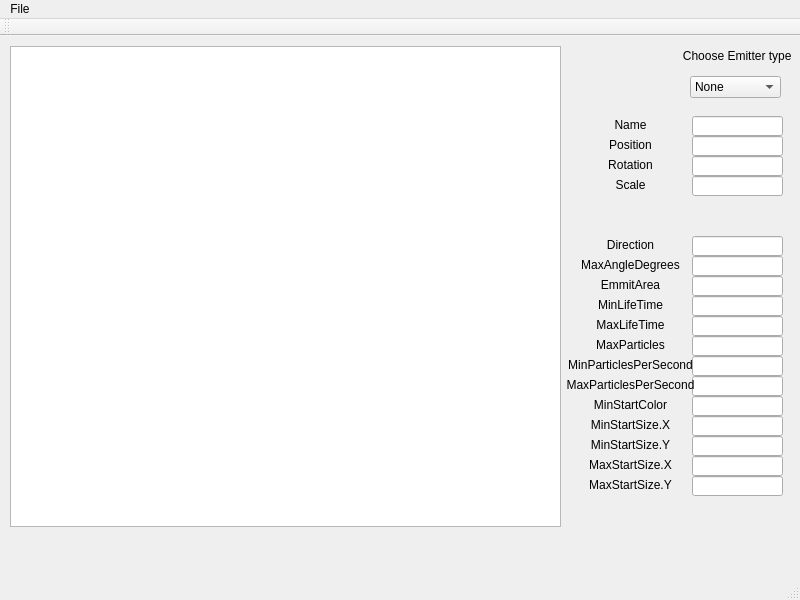
Qt form tools/ParticleEditor/mainwindow.ui (threkk/psibranch3irrlicht) before a commit.
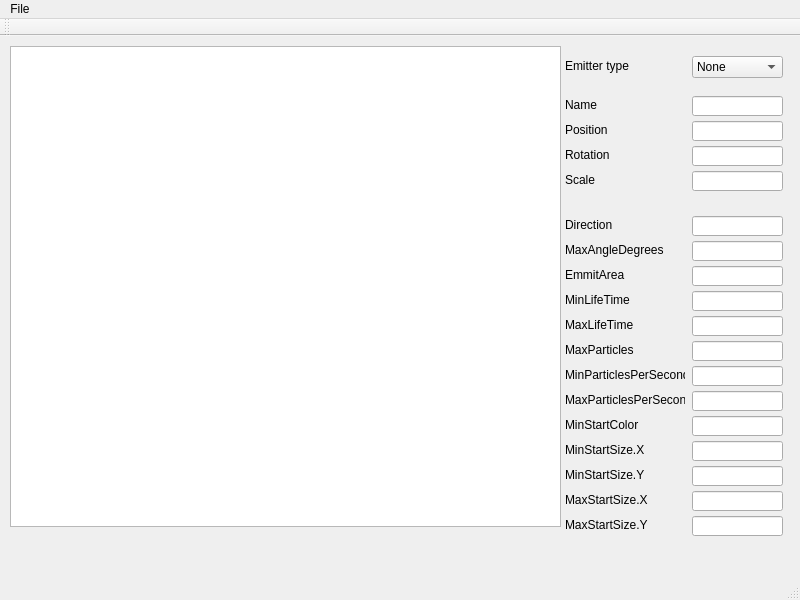
The same form after that commit.

```diff
--- a/tools/ParticleEditor/mainwindow.ui
+++ b/tools/ParticleEditor/mainwindow.ui
@@ -28,7 +28,7 @@
     <property name="geometry">
      <rect>
       <x>692</x>
-      <y>140</y>
+      <y>135</y>
       <width>91</width>
       <height>20</height>
      </rect>
@@ -38,7 +38,7 @@
     <property name="geometry">
      <rect>
       <x>692</x>
-      <y>200</y>
+      <y>180</y>
       <width>91</width>
       <height>20</height>
      </rect>
@@ -48,7 +48,7 @@
     <property name="geometry">
      <rect>
       <x>692</x>
-      <y>220</y>
+      <y>205</y>
       <width>91</width>
       <height>20</height>
      </rect>
@@ -58,7 +58,7 @@
     <property name="geometry">
      <rect>
       <x>692</x>
-      <y>240</y>
+      <y>230</y>
       <width>91</width>
       <height>20</height>
      </rect>
@@ -67,9 +67,9 @@
    <widget class="QLabel" name="label">
     <property name="geometry">
      <rect>
-      <x>560</x>
-      <y>140</y>
-      <width>141</width>
+      <x>565</x>
+      <y>135</y>
+      <width>120</width>
       <height>16</height>
      </rect>
     </property>
@@ -77,15 +77,15 @@
      <string>Scale</string>
     </property>
     <property name="alignment">
-     <set>Qt::AlignBottom|Qt::AlignHCenter</set>
+     <set>Qt::AlignBottom|Qt::AlignLeading|Qt::AlignLeft</set>
     </property>
    </widget>
    <widget class="QLabel" name="label_2">
     <property name="geometry">
      <rect>
       <x>565</x>
-      <y>200</y>
-      <width>131</width>
+      <y>180</y>
+      <width>120</width>
       <height>16</height>
      </rect>
     </property>
@@ -93,15 +93,15 @@
      <string>Direction</string>
     </property>
     <property name="alignment">
-     <set>Qt::AlignBottom|Qt::AlignHCenter</set>
+     <set>Qt::AlignBottom|Qt::AlignLeading|Qt::AlignLeft</set>
     </property>
    </widget>
    <widget class="QLabel" name="label_3">
     <property name="geometry">
      <rect>
       <x>565</x>
-      <y>220</y>
-      <width>131</width>
+      <y>205</y>
+      <width>120</width>
       <height>16</height>
      </rect>
     </property>
@@ -109,15 +109,15 @@
      <string>MaxAngleDegrees</string>
     </property>
     <property name="alignment">
-     <set>Qt::AlignBottom|Qt::AlignHCenter</set>
+     <set>Qt::AlignBottom|Qt::AlignLeading|Qt::AlignLeft</set>
     </property>
    </widget>
    <widget class="QLabel" name="label_4">
     <property name="geometry">
      <rect>
       <x>565</x>
-      <y>240</y>
-      <width>131</width>
+      <y>230</y>
+      <width>120</width>
       <height>16</height>
      </rect>
     </property>
@@ -125,14 +125,14 @@
      <string>EmmitArea</string>
     </property>
     <property name="alignment">
-     <set>Qt::AlignBottom|Qt::AlignHCenter</set>
+     <set>Qt::AlignBottom|Qt::AlignLeading|Qt::AlignLeft</set>
     </property>
    </widget>
    <widget class="QLineEdit" name="lineEdit_5">
     <property name="geometry">
      <rect>
       <x>692</x>
-      <y>260</y>
+      <y>255</y>
       <width>91</width>
       <height>20</height>
      </rect>
@@ -152,8 +152,8 @@
     <property name="geometry">
      <rect>
       <x>565</x>
-      <y>260</y>
-      <width>131</width>
+      <y>255</y>
+      <width>120</width>
       <height>16</height>
      </rect>
     </property>
@@ -161,7 +161,7 @@
      <string>MinLifeTime</string>
     </property>
     <property name="alignment">
-     <set>Qt::AlignBottom|Qt::AlignHCenter</set>
+     <set>Qt::AlignBottom|Qt::AlignLeading|Qt::AlignLeft</set>
     </property>
    </widget>
    <widget class="QLabel" name="label_6">
@@ -169,7 +169,7 @@
      <rect>
       <x>565</x>
       <y>280</y>
-      <width>131</width>
+      <width>120</width>
       <height>16</height>
      </rect>
     </property>
@@ -177,14 +177,14 @@
      <string>MaxLifeTime</string>
     </property>
     <property name="alignment">
-     <set>Qt::AlignBottom|Qt::AlignHCenter</set>
+     <set>Qt::AlignBottom|Qt::AlignLeading|Qt::AlignLeft</set>
     </property>
    </widget>
    <widget class="QComboBox" name="comboBox">
     <property name="geometry">
      <rect>
-      <x>690</x>
-      <y>40</y>
+      <x>692</x>
+      <y>20</y>
       <width>91</width>
       <height>22</height>
      </rect>
@@ -233,24 +233,24 @@
    <widget class="QLabel" name="label_7">
     <property name="geometry">
      <rect>
-      <x>680</x>
-      <y>10</y>
+      <x>565</x>
+      <y>20</y>
       <width>111</width>
       <height>20</height>
      </rect>
     </property>
     <property name="text">
-     <string> Choose Emitter type</string>
+     <string>Emitter type</string>
     </property>
     <property name="alignment">
-     <set>Qt::AlignCenter</set>
+     <set>Qt::AlignLeading|Qt::AlignLeft|Qt::AlignVCenter</set>
     </property>
    </widget>
    <widget class="QLineEdit" name="lineEdit_7">
     <property name="geometry">
      <rect>
       <x>692</x>
-      <y>300</y>
+      <y>305</y>
       <width>91</width>
       <height>20</height>
      </rect>
@@ -260,7 +260,7 @@
     <property name="geometry">
      <rect>
       <x>692</x>
-      <y>320</y>
+      <y>330</y>
       <width>91</width>
       <height>20</height>
      </rect>
@@ -270,7 +270,7 @@
     <property name="geometry">
      <rect>
       <x>692</x>
-      <y>340</y>
+      <y>355</y>
       <width>91</width>
       <height>20</height>
      </rect>
@@ -280,7 +280,7 @@
     <property name="geometry">
      <rect>
       <x>692</x>
-      <y>360</y>
+      <y>380</y>
       <width>91</width>
       <height>20</height>
      </rect>
@@ -290,7 +290,7 @@
     <property name="geometry">
      <rect>
       <x>692</x>
-      <y>80</y>
+      <y>60</y>
       <width>91</width>
       <height>20</height>
      </rect>
@@ -299,9 +299,9 @@
    <widget class="QLabel" name="label_8">
     <property name="geometry">
      <rect>
-      <x>560</x>
-      <y>80</y>
-      <width>141</width>
+      <x>565</x>
+      <y>60</y>
+      <width>120</width>
       <height>16</height>
      </rect>
     </property>
@@ -309,14 +309,14 @@
      <string>Name</string>
     </property>
     <property name="alignment">
-     <set>Qt::AlignBottom|Qt::AlignHCenter</set>
+     <set>Qt::AlignBottom|Qt::AlignLeading|Qt::AlignLeft</set>
     </property>
    </widget>
    <widget class="QLineEdit" name="lineEdit_12">
     <property name="geometry">
      <rect>
       <x>692</x>
-      <y>100</y>
+      <y>85</y>
       <width>91</width>
       <height>20</height>
      </rect>
@@ -326,7 +326,7 @@
     <property name="geometry">
      <rect>
       <x>692</x>
-      <y>120</y>
+      <y>110</y>
       <width>91</width>
       <height>20</height>
      </rect>
@@ -335,9 +335,9 @@
    <widget class="QLabel" name="label_9">
     <property name="geometry">
      <rect>
-      <x>560</x>
-      <y>100</y>
-      <width>141</width>
+      <x>565</x>
+      <y>85</y>
+      <width>120</width>
       <height>16</height>
      </rect>
     </property>
@@ -345,15 +345,15 @@
      <string>Position</string>
     </property>
     <property name="alignment">
-     <set>Qt::AlignBottom|Qt::AlignHCenter</set>
+     <set>Qt::AlignBottom|Qt::AlignLeading|Qt::AlignLeft</set>
     </property>
    </widget>
    <widget class="QLabel" name="label_10">
     <property name="geometry">
      <rect>
-      <x>560</x>
-      <y>120</y>
-      <width>141</width>
+      <x>565</x>
+      <y>110</y>
+      <width>120</width>
       <height>16</height>
      </rect>
     </property>
@@ -361,15 +361,15 @@
      <string>Rotation</string>
     </property>
     <property name="alignment">
-     <set>Qt::AlignBottom|Qt::AlignHCenter</set>
+     <set>Qt::AlignBottom|Qt::AlignLeading|Qt::AlignLeft</set>
     </property>
    </widget>
    <widget class="QLabel" name="label_11">
     <property name="geometry">
      <rect>
-      <x>560</x>
-      <y>300</y>
-      <width>141</width>
+      <x>565</x>
+      <y>305</y>
+      <width>120</width>
       <height>16</height>
      </rect>
     </property>
@@ -377,15 +377,15 @@
      <string>MaxParticles</string>
     </property>
     <property name="alignment">
-     <set>Qt::AlignBottom|Qt::AlignHCenter</set>
+     <set>Qt::AlignBottom|Qt::AlignLeading|Qt::AlignLeft</set>
     </property>
    </widget>
    <widget class="QLabel" name="label_12">
     <property name="geometry">
      <rect>
-      <x>560</x>
-      <y>320</y>
-      <width>141</width>
+      <x>565</x>
+      <y>330</y>
+      <width>120</width>
       <height>16</height>
      </rect>
     </property>
@@ -393,15 +393,15 @@
      <string>MinParticlesPerSecond</string>
     </property>
     <property name="alignment">
-     <set>Qt::AlignBottom|Qt::AlignHCenter</set>
+     <set>Qt::AlignBottom|Qt::AlignLeading|Qt::AlignLeft</set>
     </property>
    </widget>
    <widget class="QLabel" name="label_13">
     <property name="geometry">
      <rect>
-      <x>560</x>
-      <y>340</y>
-      <width>141</width>
+      <x>565</x>
+      <y>355</y>
+      <width>120</width>
       <height>16</height>
      </rect>
     </property>
@@ -409,15 +409,15 @@
      <string>MaxParticlesPerSecond</string>
     </property>
     <property name="alignment">
-     <set>Qt::AlignBottom|Qt::AlignHCenter</set>
+     <set>Qt::AlignBottom|Qt::AlignLeading|Qt::AlignLeft</set>
     </property>
    </widget>
    <widget class="QLabel" name="label_14">
     <property name="geometry">
      <rect>
-      <x>560</x>
-      <y>360</y>
-      <width>141</width>
+      <x>565</x>
+      <y>380</y>
+      <width>120</width>
       <height>16</height>
      </rect>
     </property>
@@ -425,14 +425,14 @@
      <string>MinStartColor</string>
     </property>
     <property name="alignment">
-     <set>Qt::AlignBottom|Qt::AlignHCenter</set>
+     <set>Qt::AlignBottom|Qt::AlignLeading|Qt::AlignLeft</set>
     </property>
    </widget>
    <widget class="QLineEdit" name="lineEdit_14">
     <property name="geometry">
      <rect>
       <x>692</x>
-      <y>380</y>
+      <y>405</y>
       <width>91</width>
       <height>20</height>
      </rect>
@@ -442,7 +442,7 @@
     <property name="geometry">
      <rect>
       <x>692</x>
-      <y>400</y>
+      <y>430</y>
       <width>91</width>
       <height>20</height>
      </rect>
@@ -452,7 +452,7 @@
     <property name="geometry">
      <rect>
       <x>692</x>
-      <y>420</y>
+      <y>455</y>
       <width>91</width>
       <height>20</height>
      </rect>
@@ -462,7 +462,7 @@
     <property name="geometry">
      <rect>
       <x>692</x>
-      <y>440</y>
+      <y>480</y>
       <width>91</width>
       <height>20</height>
      </rect>
@@ -471,9 +471,9 @@
    <widget class="QLabel" name="label_15">
     <property name="geometry">
      <rect>
-      <x>560</x>
-      <y>380</y>
-      <width>141</width>
+      <x>565</x>
+      <y>405</y>
+      <width>120</width>
       <height>16</height>
      </rect>
     </property>
@@ -481,15 +481,15 @@
      <string>MinStartSize.X</string>
     </property>
     <property name="alignment">
-     <set>Qt::AlignBottom|Qt::AlignHCenter</set>
+     <set>Qt::AlignBottom|Qt::AlignLeading|Qt::AlignLeft</set>
     </property>
    </widget>
    <widget class="QLabel" name="label_16">
     <property name="geometry">
      <rect>
-      <x>560</x>
-      <y>400</y>
-      <width>141</width>
+      <x>565</x>
+      <y>430</y>
+      <width>120</width>
       <height>16</height>
      </rect>
     </property>
@@ -497,15 +497,15 @@
      <string>MinStartSize.Y</string>
     </property>
     <property name="alignment">
-     <set>Qt::AlignBottom|Qt::AlignHCenter</set>
+     <set>Qt::AlignBottom|Qt::AlignLeading|Qt::AlignLeft</set>
     </property>
    </widget>
    <widget class="QLabel" name="label_17">
     <property name="geometry">
      <rect>
-      <x>560</x>
-      <y>420</y>
-      <width>141</width>
+      <x>565</x>
+      <y>455</y>
+      <width>120</width>
       <height>16</height>
      </rect>
     </property>
@@ -513,15 +513,15 @@
      <string>MaxStartSize.X</string>
     </property>
     <property name="alignment">
-     <set>Qt::AlignBottom|Qt::AlignHCenter</set>
+     <set>Qt::AlignBottom|Qt::AlignLeading|Qt::AlignLeft</set>
     </property>
    </widget>
    <widget class="QLabel" name="label_18">
     <property name="geometry">
      <rect>
-      <x>560</x>
-      <y>440</y>
-      <width>141</width>
+      <x>565</x>
+      <y>480</y>
+      <width>120</width>
       <height>16</height>
      </rect>
     </property>
@@ -529,7 +529,7 @@
      <string>MaxStartSize.Y</string>
     </property>
     <property name="alignment">
-     <set>Qt::AlignBottom|Qt::AlignHCenter</set>
+     <set>Qt::AlignBottom|Qt::AlignLeading|Qt::AlignLeft</set>
     </property>
    </widget>
   </widget>
```
Left out of the diff: 16 changed lines with no effect on the pictures.
